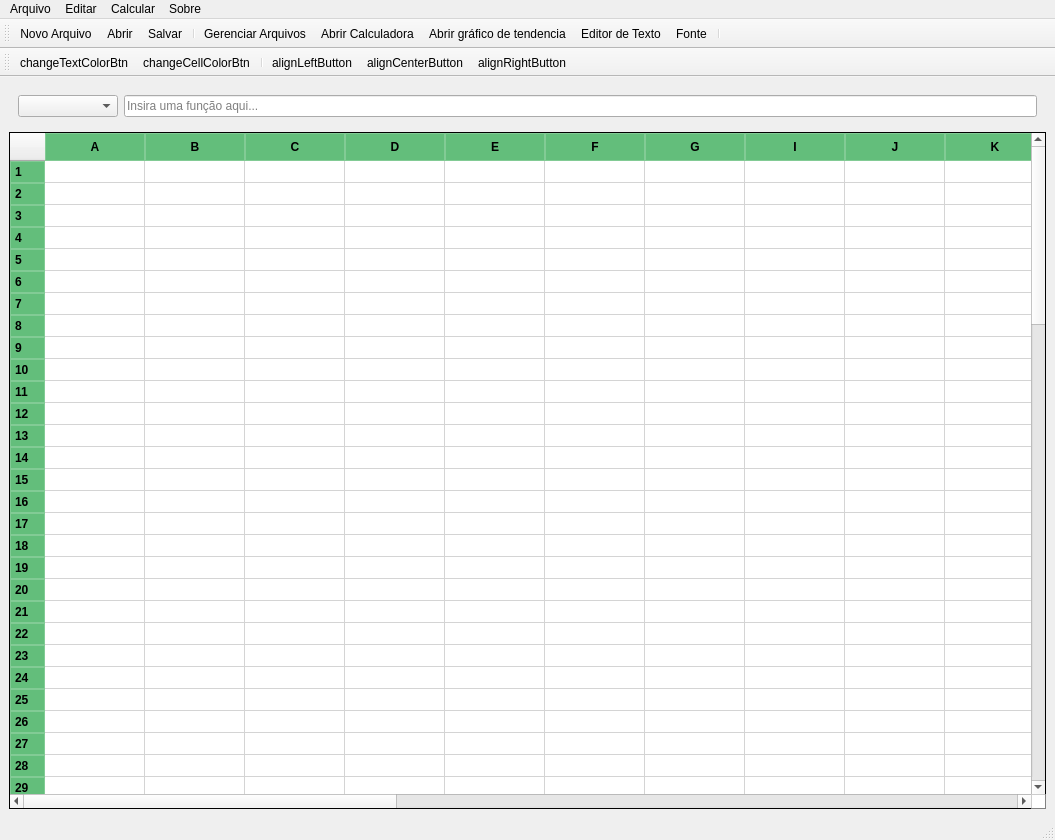
albano-a/GradPress, file ui/maingui.ui: the form before one commit.
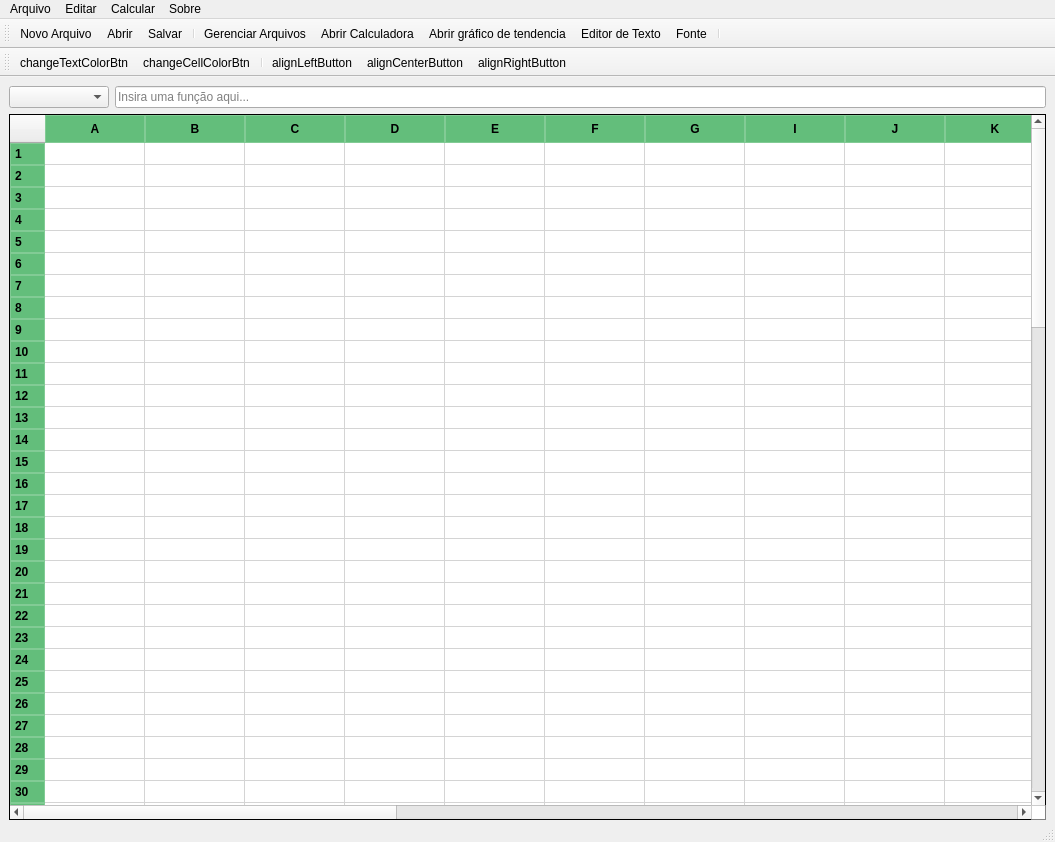
The form after the commit. Icons and pictures are not drawn.

```diff
--- a/ui/maingui.ui
+++ b/ui/maingui.ui
@@ -7,7 +7,7 @@
     <x>0</x>
     <y>0</y>
     <width>1055</width>
-    <height>840</height>
+    <height>842</height>
    </rect>
   </property>
   <property name="sizePolicy">
@@ -34,8 +34,23 @@
   </property>
   <widget class="QWidget" name="centralwidget">
    <layout class="QVBoxLayout" name="verticalLayout">
+    <property name="bottomMargin">
+     <number>0</number>
+    </property>
     <item>
      <widget class="QFrame" name="frame">
+      <property name="sizePolicy">
+       <sizepolicy hsizetype="Preferred" vsizetype="Preferred">
+        <horstretch>0</horstretch>
+        <verstretch>0</verstretch>
+       </sizepolicy>
+      </property>
+      <property name="minimumSize">
+       <size>
+        <width>0</width>
+        <height>0</height>
+       </size>
+      </property>
       <property name="maximumSize">
        <size>
         <width>16777215</width>
@@ -51,13 +66,19 @@
     margin: 0px;   /* Define a margem como zero */
 }</string>
       </property>
-      <property name="frameShape">
-       <enum>QFrame::StyledPanel</enum>
-      </property>
-      <property name="frameShadow">
-       <enum>QFrame::Raised</enum>
-      </property>
       <layout class="QHBoxLayout" name="horizontalLayout">
+       <property name="leftMargin">
+        <number>0</number>
+       </property>
+       <property name="topMargin">
+        <number>0</number>
+       </property>
+       <property name="rightMargin">
+        <number>0</number>
+       </property>
+       <property name="bottomMargin">
+        <number>0</number>
+       </property>
        <item>
         <widget class="QComboBox" name="cellNameBox">
          <property name="minimumSize">
```
